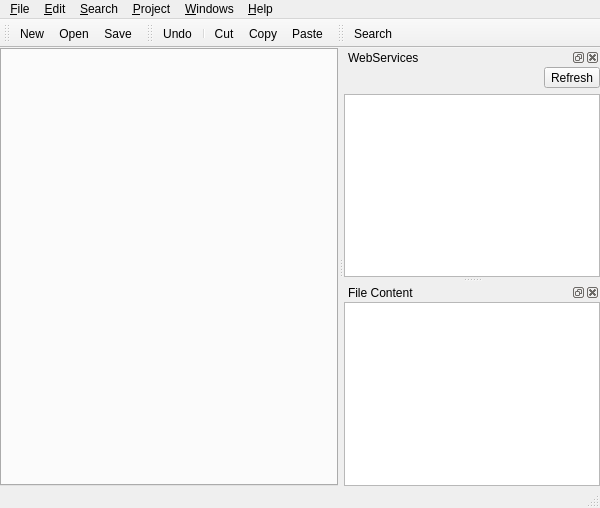
phoenix741/xinx, file ui/mainform.ui: the form before one commit.
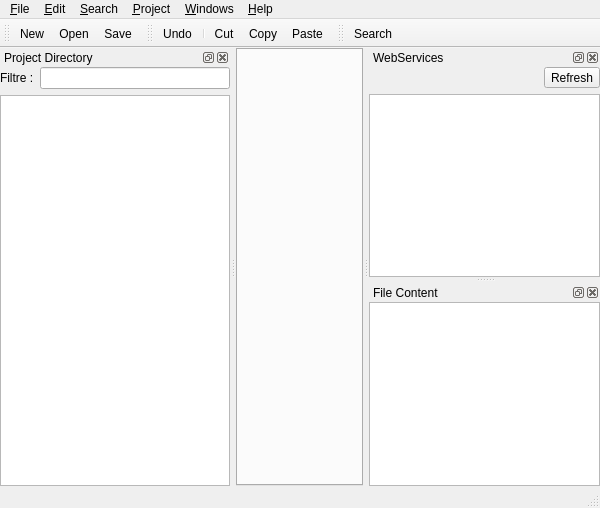
The form after the commit. Icons and pictures are not drawn. Custom widgets are drawn as their Qt base class.

What changed in the file:
```diff
--- a/ui/mainform.ui
+++ b/ui/mainform.ui
@@ -240,6 +240,40 @@
     </layout>
    </widget>
   </widget>
+  <widget class="QDockWidget" name="m_projectDirectoryDock" >
+   <property name="allowedAreas" >
+    <set>Qt::LeftDockWidgetArea|Qt::NoDockWidgetArea|Qt::RightDockWidgetArea</set>
+   </property>
+   <property name="windowTitle" >
+    <string>Project Directory</string>
+   </property>
+   <attribute name="dockWidgetArea" >
+    <number>1</number>
+   </attribute>
+   <widget class="QWidget" name="dockWidgetContents_2" >
+    <layout class="QGridLayout" >
+     <property name="margin" >
+      <number>0</number>
+     </property>
+     <property name="spacing" >
+      <number>6</number>
+     </property>
+     <item row="0" column="1" >
+      <widget class="QLineEdit" name="m_filtreLineEdit" />
+     </item>
+     <item row="0" column="0" >
+      <widget class="QLabel" name="label" >
+       <property name="text" >
+        <string>Filtre :</string>
+       </property>
+      </widget>
+     </item>
+     <item row="1" column="0" colspan="2" >
+      <widget class="QTreeView" name="m_projectDirectoryTreeView" />
+     </item>
+    </layout>
+   </widget>
+  </widget>
   <action name="m_newAct" >
    <property name="icon" >
     <iconset resource="../images/application.qrc" >:/filenew.png</iconset>
```
Left out of the diff: 37 changed lines with no effect on the pictures.
